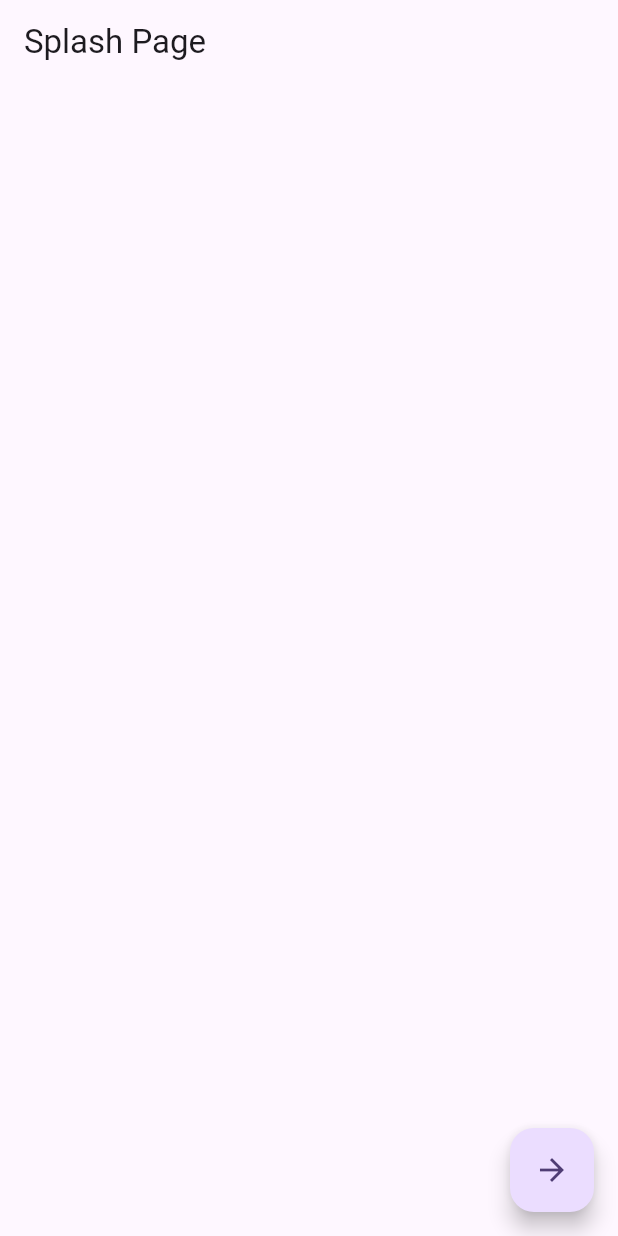
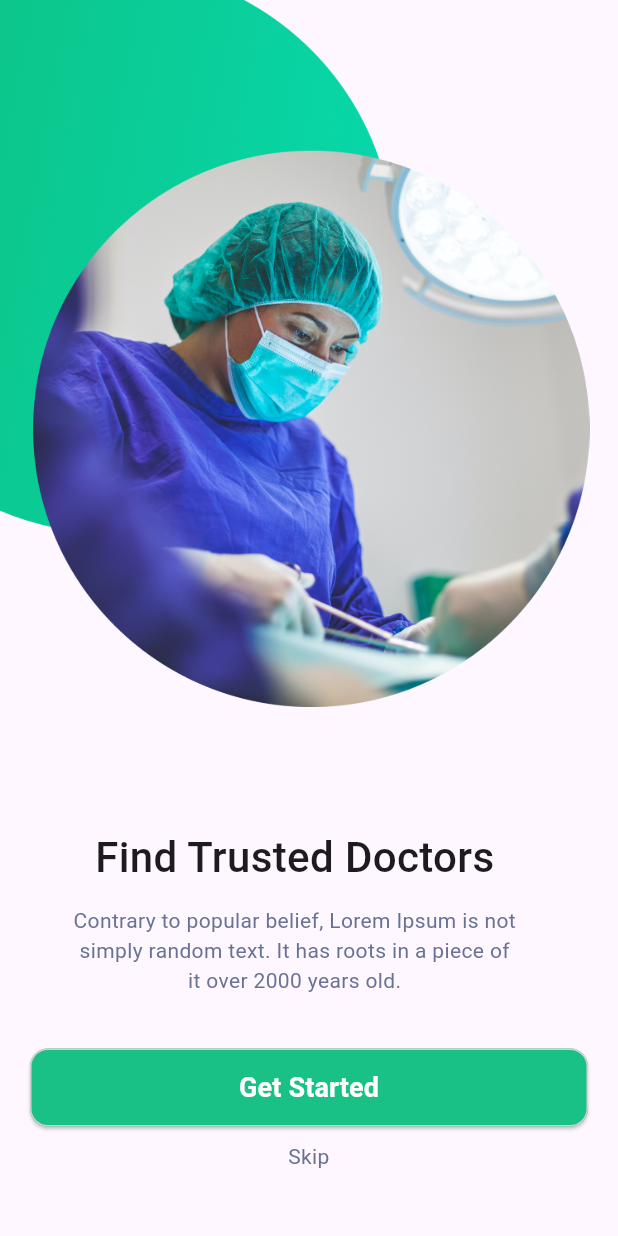
Before and after one commit to mariamattef/DoctorHunt, a Flutter app: the screen it shows after launch, on a phone screen of 412 x 824 dp. Run offline on Flutter 3.47's test engine with Material 3 defaults, Android fonts, the phone set to English and light mode, and no system bars.

Commit message:
onBoarding creating

```diff
--- /dev/null
+++ b/lib/doctorHunt_app.dart
@@ -0,0 +1,22 @@
+import 'package:doctor_hunt/features/presentation/pages/on_boarding_page.dart';
+import 'package:doctor_hunt/route_helper.dart';
+import 'package:flutter/material.dart';
+
+class DoctorHuntApp extends StatelessWidget {
+  final AppRouter appRouter;
+  const DoctorHuntApp({super.key, required this.appRouter});
+
+  // This widget is the root of your application.
+  @override
+  Widget build(BuildContext context) {
+    return MaterialApp(
+      debugShowCheckedModeBanner: false,
+      title: 'Doctor Hunt',
+      theme: ThemeData(
+        useMaterial3: true,
+      ),
+      onGenerateRoute: appRouter.generateRoute,
+      initialRoute: OnBoardingPage.id,
+    );
+  }
+}
--- a/lib/features/core/color_utility.dart
+++ b/lib/features/core/color_utility.dart
@@ -1,11 +1,10 @@
 import 'package:flutter/material.dart';
 
 class ColorUtility {
-  static const deepYellow = Color(0xffF5BB06);
-  static const gray = Color(0xff858383);
+  static const grayText = Color(0xff677294);
+  static const main = Color(0xff0EBE7F);
   static const grayLight = Color(0xffD1D1D6);
   static const grayExtraLight = Color(0xffEBEBEB);
-  static const main = Color(0xff0EBE7F);
   static const mediumlBlack = Color(0xff1D1B20);
   static const gbScaffold = Color(0xffFCFCFC);
   static const buttonGray = Color(0xffE0E0E0);
--- a/lib/features/presentation/pages/home_page.dart
+++ b/lib/features/presentation/pages/home_page.dart
@@ -7,7 +7,10 @@ class HomePage extends StatelessWidget {
   @override
   Widget build(BuildContext context) {
     return Scaffold(
-      appBar: AppBar(),
+      appBar: AppBar(
+        automaticallyImplyLeading: true,
+        leading: Icon(Icons.arrow_back),
+      ),
     );
   }
 }
--- /dev/null
+++ b/lib/features/presentation/pages/login_page.dart
@@ -0,0 +1,21 @@
+import 'package:flutter/material.dart';
+
+class LoginPage extends StatelessWidget {
+  static const String id = "PagePage";
+  const LoginPage({super.key});
+
+  @override
+  Widget build(BuildContext context) {
+    return Scaffold(
+      appBar: AppBar(
+        leading: BackButton(
+          onPressed: () {
+            Navigator.pop(context);
+          },
+        ),
+        title: Text('Login'),
+        // leading: Icon(Icons.arrow_back),
+      ),
+    );
+  }
+}
--- a/lib/features/presentation/pages/on_boarding_page.dart
+++ b/lib/features/presentation/pages/on_boarding_page.dart
@@ -1,23 +1,107 @@
+import 'package:doctor_hunt/features/presentation/pages/login_page.dart';
+import 'package:doctor_hunt/features/presentation/widgets/custom%20_text_button.dart';
+import 'package:doctor_hunt/features/presentation/widgets/custom_elevated_button.dart';
 import 'package:flutter/material.dart';
+import 'package:doctor_hunt/features/core/utils/image_utitity.dart';
+import 'package:doctor_hunt/features/presentation/widgets/onBoarding_item.dart';
 
-class OnBoardingPage extends StatelessWidget {
+class OnBoardingPage extends StatefulWidget {
   static const String id = 'SplashPage';
-  const OnBoardingPage({super.key});
+
+  @override
+  State<OnBoardingPage> createState() => _OnBoardingPageState();
+}
+
+class _OnBoardingPageState extends State<OnBoardingPage> {
+  PageController _pageController = PageController();
+
+  int currentIndex = 0;
+
+  void onChangedFunction(int index) {
+    setState(() {
+      currentIndex = index;
+    });
+  }
+
+  @override
+  void initState() {
+    super.initState();
+    _pageController = PageController();
+  }
+
+  @override
+  void dispose() {
+    _pageController.dispose();
+    super.dispose();
+  }
+
+  //   // PreferencesService.isOnBoardingSeen = true;
+  //   Navigator.pushReplacementNamed(context, LoginPage.id);
+  // }
+
+  _skipFunction(int index) {
+    _pageController.jumpToPage(index);
+  }
 
   @override
   Widget build(BuildContext context) {
     return Scaffold(
-      appBar: AppBar(
-        automaticallyImplyLeading: false,
-        backgroundColor: Colors.transparent,
-        leading: IconButton(
-          onPressed: () {
-            // Navigator.pop(context);
-          },
-          icon: const Icon(Icons.arrow_back_ios_new),
-        ),
-        elevation: 0,
-        title: const Text('OnBoarding Page'),
+      body: Column(
+        children: <Widget>[
+          Expanded(
+            child: PageView(
+              physics: const ScrollPhysics(),
+              controller: _pageController,
+              onPageChanged: onChangedFunction,
+              children: const <Widget>[
+                Padding(
+                  padding: EdgeInsets.only(right: 19),
+                  child: OnBoardItemWidget(
+                    image: ImageUtility.onBoarding1,
+                    title: 'Find Trusted Doctors',
+                    description:
+                        'Contrary to popular belief, Lorem Ipsum is not simply random text. It has roots in a piece of it over 2000 years old.',
+                  ),
+                ),
+                Padding(
+                  padding: EdgeInsets.only(left: 19),
+                  child: OnBoardItemWidget(
+                    image: ImageUtility.onBoarding2,
+                    title: 'Choose Best Doctors',
+                    description:
+                        'Contrary to popular belief, Lorem Ipsum is not simply random text. It has roots in a piece of it over 2000 years old.',
+                  ),
+                ),
+                Padding(
+                  padding: EdgeInsets.only(right: 19),
+                  child: OnBoardItemWidget(
+                    image: ImageUtility.onBoarding3,
+                    title: 'Easy Appointments',
+                    description:
+                        'Contrary to popular belief, Lorem Ipsum is not simply random text. It has roots in a piece of it over 2000 years old.',
+                  ),
+                ),
+              ],
+            ),
+          ),
+          CustomElevatedButton(
+            onPressed: () {
+              Navigator.pushNamed(context, LoginPage.id);
+            },
+            text: 'Get Started',
+            width: double.infinity,
+          ),
+          currentIndex == 2
+              ? const SizedBox.shrink()
+              : CustomTextButton(
+                  label: 'Skip',
+                  onPressed: () {
+                    _skipFunction(2);
+                  }),
+          const SizedBox(
+            height: 43,
+          ),
+        ],
       ),
     );
   }
--- a/lib/features/presentation/pages/splash_page.dart
+++ /dev/null
@@ -1,22 +0,0 @@
-import 'package:doctor_hunt/features/presentation/pages/on_boarding_page.dart';
-import 'package:flutter/material.dart';
-
-class SplashPage extends StatelessWidget {
-  static const String id = 'SplashPage';
-  const SplashPage({super.key});
-
-  @override
-  Widget build(BuildContext context) {
-    return Scaffold(
-      appBar: AppBar(
-        title: const Text('Splash Page'),
-      ),
-      floatingActionButton: FloatingActionButton(
-        onPressed: () {
-          Navigator.pushNamed(context, OnBoardingPage.id);
-        },
-        child: const Icon(Icons.arrow_forward),
-      ),
-    );
-  }
-}
--- /dev/null
+++ b/lib/features/presentation/widgets/custom _text_button.dart
@@ -0,0 +1,30 @@
+import 'package:doctor_hunt/features/core/color_utility.dart';
+import 'package:flutter/material.dart';
+
+class CustomTextButton extends StatelessWidget {
+  final String label;
+  final Color? color;
+  void Function()? onPressed;
+  CustomTextButton(
+      {required this.label,
+      this.color = ColorUtility.main,
+      required this.onPressed,
+      super.key});
+
+  @override
+  Widget build(BuildContext context) {
+    return Container(
+      alignment: Alignment.center,
+      child: InkWell(
+          onTap: onPressed,
+          child: Text(
+            textAlign: TextAlign.center,
+            label,
+            style: const TextStyle(
+                color: ColorUtility.grayText,
+                fontSize: 14,
+                fontWeight: FontWeight.w400),
+          )),
+    );
+  }
+}
--- /dev/null
+++ b/lib/features/presentation/widgets/custom_elevated_button.dart
@@ -0,0 +1,52 @@
+import 'package:doctor_hunt/features/core/color_utility.dart';
+import 'package:flutter/material.dart';
+
+class CustomElevatedButton extends StatelessWidget {
+  void Function() onPressed;
+  Color? backgroundColor;
+  Color? foregroundColor;
+  Widget? child;
+  String? text;
+  double? width;
+  double? horizontal;
+  CustomElevatedButton(
+      {required this.onPressed,
+      this.backgroundColor,
+      this.width,
+      this.foregroundColor,
+      this.child,
+      this.text,
+      this.horizontal,
+      super.key});
+
+  @override
+  Widget build(BuildContext context) {
+    return Padding(
+      padding: EdgeInsets.symmetric(vertical: 10, horizontal: horizontal ?? 20),
+      child: SizedBox(
+        width: width,
+        child: ElevatedButton(
+          style: ElevatedButton.styleFrom(
+              fixedSize: Size(double.infinity, 52),
+              shape: RoundedRectangleBorder(
+                side: const BorderSide(color: ColorUtility.grayLight),
+                borderRadius: BorderRadius.circular(12.0),
+              ),
+              backgroundColor: ColorUtility.main,
+              foregroundColor: foregroundColor ?? Colors.white,
+              surfaceTintColor: Colors.white),
+          onPressed: onPressed,
+          child: text != null
+              ? Text(
+                  text!,
+                  style: const TextStyle(
+                    fontSize: 18,
+                    fontWeight: FontWeight.w700,
+                  ),
+                )
+              : child,
+        ),
+      ),
+    );
+  }
+}
--- /dev/null
+++ b/lib/features/presentation/widgets/onBoarding_item.dart
@@ -0,0 +1,60 @@
+import 'package:doctor_hunt/features/core/color_utility.dart';
+import 'package:flutter/cupertino.dart';
+
+class OnBoardItemWidget extends StatelessWidget {
+  final String title;
+  final String description;
+  final String image;
+  const OnBoardItemWidget(
+      {required this.title,
+      required this.image,
+      required this.description,
+      super.key});
+
+  @override
+  Widget build(BuildContext context) {
+    return SingleChildScrollView(
+      child: Column(
+        children: [
+          Image.asset(
+            image,
+            // height: 400,
+          ),
+          Padding(
+            padding: const EdgeInsets.symmetric(horizontal: 49),
+            child: Column(
+              mainAxisAlignment: MainAxisAlignment.start,
+              crossAxisAlignment: CrossAxisAlignment.center,
+              children: <Widget>[
+                const SizedBox(
+                  height: 80,
+                ),
+                Text(
+                  title,
+                  style: const TextStyle(
+                      fontWeight: FontWeight.w500, fontSize: 28),
+                ),
+                const SizedBox(
+                  height: 12,
+                ),
+                Text(
+                  description,
+                  textAlign: TextAlign.center,
+                  style: const TextStyle(
+                    fontWeight: FontWeight.w400,
+                    fontSize: 14,
+                    color: ColorUtility.grayText,
+                  ),
+                ),
+                // ignore: prefer_const_constructors
+                SizedBox(
+                  height: 50,
+                ),
+              ],
+            ),
+          ),
+        ],
+      ),
+    );
+  }
+}
--- a/lib/main.dart
+++ b/lib/main.dart
@@ -1,53 +1,10 @@
+import 'package:doctor_hunt/doctorHunt_app.dart';
+import 'package:doctor_hunt/route_helper.dart';
 import 'package:flutter/material.dart';
-import 'package:doctor_hunt/features/presentation/pages/home_page.dart';
-import 'package:doctor_hunt/features/presentation/pages/splash_page.dart';
-import 'package:flutter_native_splash/flutter_native_splash.dart';
 
 void main() {
-  WidgetsBinding widgetsBinding = WidgetsFlutterBinding.ensureInitialized();
-  FlutterNativeSplash.preserve(widgetsBinding: widgetsBinding);
-  runApp(const DoctorHunt());
+  WidgetsFlutterBinding.ensureInitialized();
+  runApp(DoctorHuntApp(
+    appRouter: AppRouter(),
+  ));
 }
-
-class DoctorHunt extends StatelessWidget {
-  const DoctorHunt({super.key});
-
-  // This widget is the root of your application.
-  @override
-  Widget build(BuildContext context) {
-    return MaterialApp(
-      debugShowCheckedModeBanner: false,
-      title: 'Flutter Demo',
-      theme: ThemeData(
-        colorScheme: ColorScheme.fromSeed(seedColor: Colors.deepPurple),
-        useMaterial3: true,
-      ),
-      onGenerateRoute: (settings) {
-        final String routeName = settings.name ?? '';
-        final dynamic data = settings.arguments;
-        switch (routeName) {
-          case SplashPage.id:
-            return MaterialPageRoute(
-              builder: (context) => const SplashPage(),
-            );
-          case HomePage.id:
-            return MaterialPageRoute(
-              builder: (context) => const HomePage(),
-            );
-          // case OnBoardingPage.id:
-          //   return MaterialPageRoute(
-          //     builder: (context) => const OnBoardingPage(),
-          //   );
-
-          default:
-            return MaterialPageRoute(
-              builder: (context) => const Center(
-                child: Text('DefaultPage'),
-              ),
-            );
-        }
-      },
-      initialRoute: SplashPage.id,
-    );
-  }
-}
--- /dev/null
+++ b/lib/route_helper.dart
@@ -0,0 +1,33 @@
+// ignore_for_file: public_member_api_docs, sort_constructors_first
+import 'package:doctor_hunt/features/presentation/pages/home_page.dart';
+import 'package:doctor_hunt/features/presentation/pages/login_page.dart';
+import 'package:doctor_hunt/features/presentation/pages/on_boarding_page.dart';
+import 'package:flutter/material.dart';
+
+class AppRouter {
+  Route generateRoute(RouteSettings settings) {
+    final String routeName = settings.name ?? '';
+    final dynamic data = settings.arguments;
+    switch (routeName) {
+      case HomePage.id:
+        return MaterialPageRoute(
+          builder: (context) => const HomePage(),
+        );
+      case OnBoardingPage.id:
+        return MaterialPageRoute(
+          builder: (context) => OnBoardingPage(),
+        );
+      case LoginPage.id:
+        return MaterialPageRoute(
+          builder: (context) => const LoginPage(),
+        );
+
+      default:
+        return MaterialPageRoute(
+          builder: (context) => const Center(
+            child: Text('DefaultPage'),
+          ),
+        );
+    }
+  }
+}
```
Also changed, not shown: lib/features/data/dataServices/pref.serve.dart (added, +20 -0 lines), pubspec.yaml (+18 -14 lines), 1 other file.
